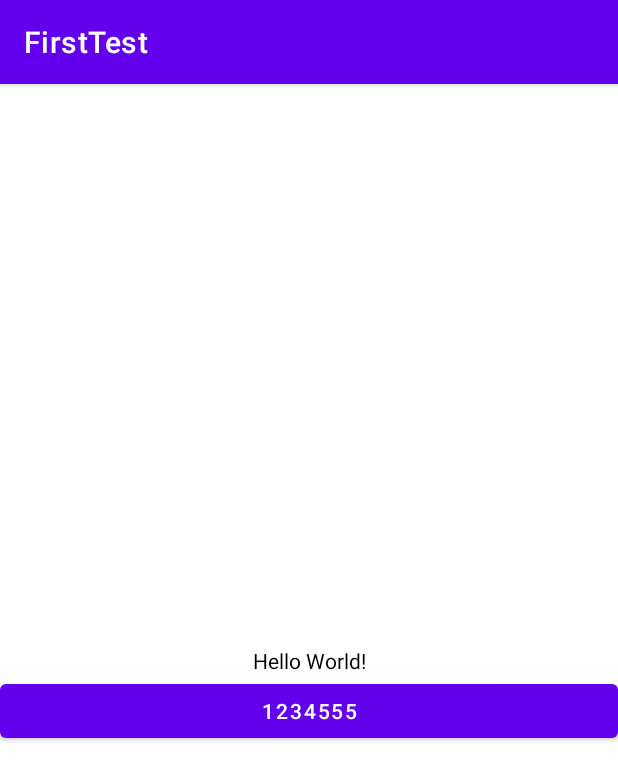
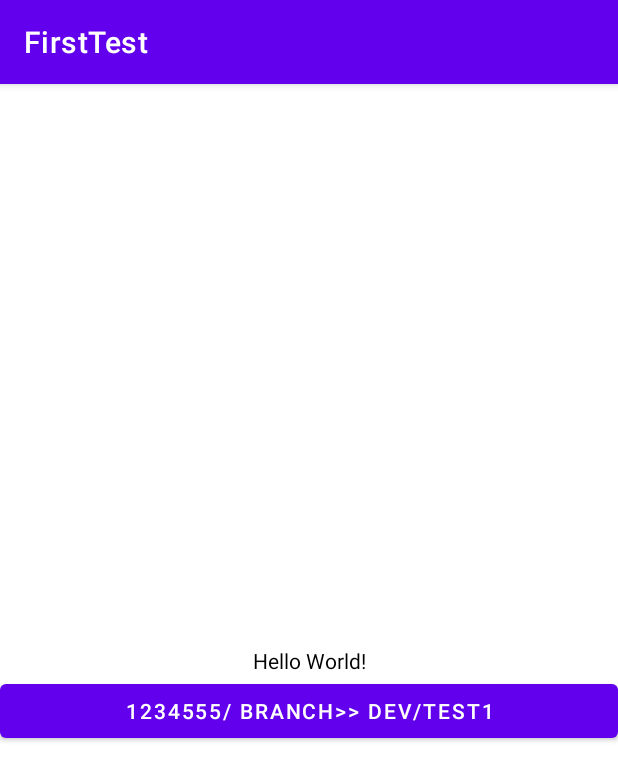
Before and after one commit to jiangtaopig/AndroidForJenkins, an Android app: the screen it shows after launch (MainActivity), on a phone screen of 412 x 824 dp. Shown: the top 781 px of the screen. Run offline under Robolectric (Android 15) with nearby library versions, the phone set to English and light mode, and no system bars.

Commit message:
修改文案
Signed-off-by: zhujiangtao <zhujiangtao@insaic.com>

```diff
--- a/app/src/main/res/layout/activity_main.xml
+++ b/app/src/main/res/layout/activity_main.xml
@@ -23,6 +23,6 @@
         app:layout_constraintStart_toStartOf="parent"
         android:layout_width="match_parent"
         android:layout_height="wrap_content"
-        android:text="1234555"/>
+        android:text="1234555/ branch>> dev/test1"/>
 
 </androidx.constraintlayout.widget.ConstraintLayout>
```
